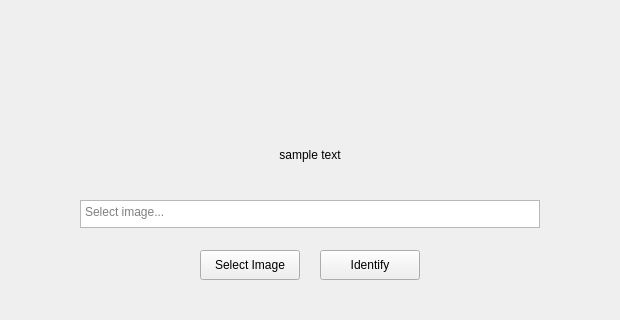
Karakean/Mushroom-Identifier, file gui/gui.ui: the form before one commit; both pictures show x 90 to 710 and y 370 to 690 of the 800 by 690 pixel window.
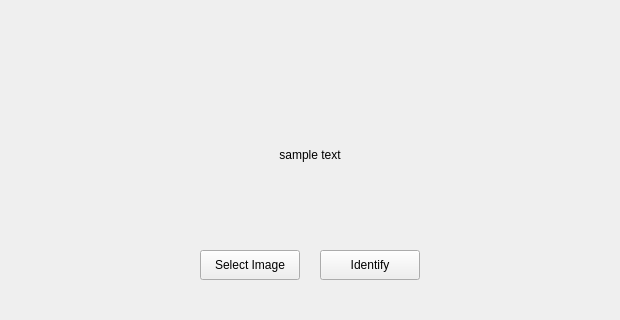
The form after the commit.

Diff of the .ui file:
```diff
--- a/gui/gui.ui
+++ b/gui/gui.ui
@@ -39,25 +39,6 @@
     <string>Identify</string>
    </property>
   </widget>
-  <widget class="QTextEdit" name="file_path">
-   <property name="geometry">
-    <rect>
-     <x>170</x>
-     <y>570</y>
-     <width>460</width>
-     <height>28</height>
-    </rect>
-   </property>
-   <property name="lineWrapMode">
-    <enum>QTextEdit::NoWrap</enum>
-   </property>
-   <property name="readOnly">
-    <bool>true</bool>
-   </property>
-   <property name="placeholderText">
-    <string>Select image...</string>
-   </property>
-  </widget>
   <widget class="QLabel" name="out_label">
    <property name="geometry">
     <rect>
```
Left out of the diff: 1 changed line with no effect on the pictures.
